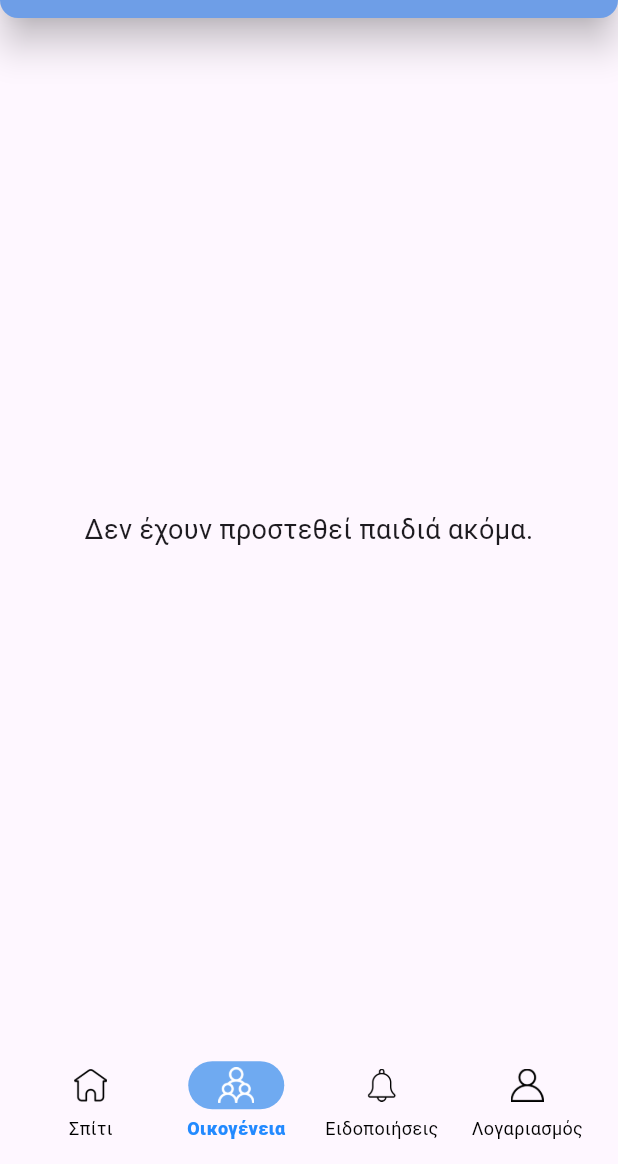
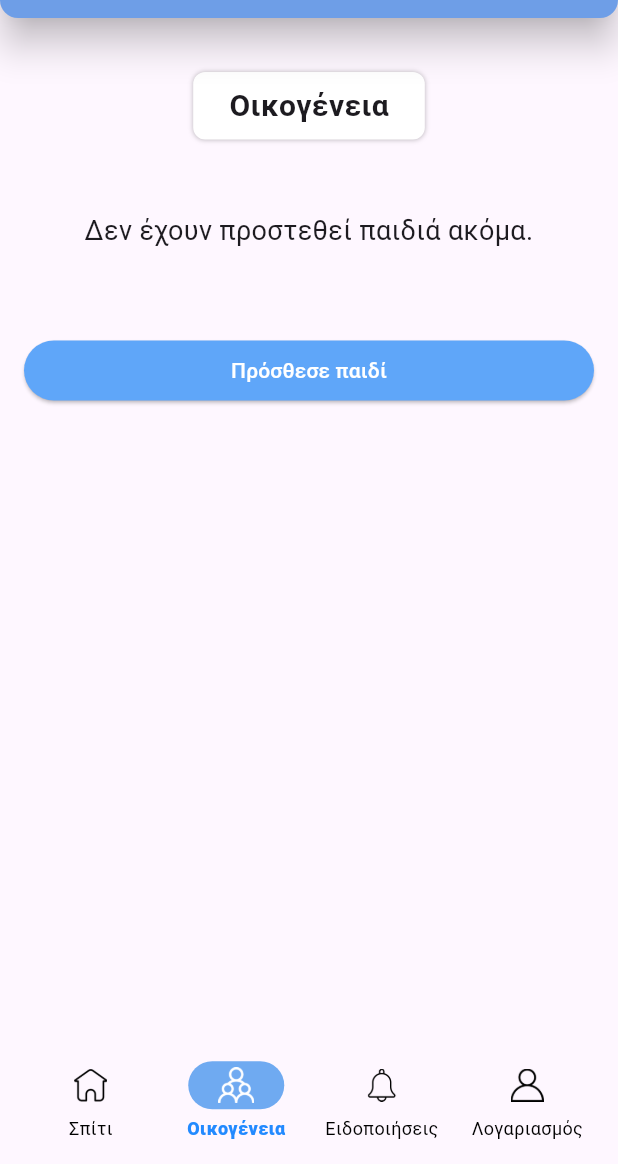
Before and after one commit to giwrgosisf/CyShield, a Flutter app: the screen it shows once a user with an empty profile is signed in, item 2 of the bottom bar chosen, on a phone screen of 412 x 824 dp, the part 72-1236 px from its top. Run offline on Flutter 3.47's test engine with Material 3 defaults, Android fonts, the light colour scheme and no system bars; our stand-ins replace bloc, cloud_firestore, equatable, firebase_auth, firebase_core, firebase_messaging and 3 more; accounts and stored records are empty; generated files the repository leaves out were written again; network calls fail.

Commit message:
minor updates

```diff
--- a/guardians_app/lib/bloc/profile/profile_cubit.dart
+++ b/guardians_app/lib/bloc/profile/profile_cubit.dart
@@ -1,6 +1,5 @@
 import 'dart:async';
 import 'package:firebase_auth/firebase_auth.dart';
-import 'package:flutter/cupertino.dart';
 import 'package:flutter_bloc/flutter_bloc.dart';
 import '../../data/models/user_profile.dart';
 import '../../data/repositories/user_repository.dart';
--- a/guardians_app/lib/core/services/notification_service.dart
+++ b/guardians_app/lib/core/services/notification_service.dart
@@ -1,8 +1,6 @@
 import 'package:flutter/material.dart';
 import 'package:firebase_messaging/firebase_messaging.dart';
-import 'package:flutter_bloc/flutter_bloc.dart';
 
-import '../../bloc/home/home_cubit.dart';
 
 class NotificationService {
   static Future<void> initialize({
@@ -70,9 +68,8 @@ class NotificationService {
 
   static void _goToNotifications(GlobalKey<NavigatorState> navigatorKey) {
     final nav = navigatorKey.currentState!;
-    final ctx = navigatorKey.currentContext!;
+    //final ctx = navigatorKey.currentContext!;
     nav.popUntil((route) => route.isFirst);
-    // navigatorKey.currentState?.pushNamed('/notifications');
-    ctx.read<HomeCubit>().selectTab(2);
+    nav.pushNamed('/notifications');
   }
 }
--- a/guardians_app/lib/data/repositories/notifications_repository.dart
+++ b/guardians_app/lib/data/repositories/notifications_repository.dart
@@ -68,6 +68,7 @@ class NotificationRepository {
     for (var doc in snapshot.docs) {
       batch.update(doc.reference, {'seen': true});
     }
+    await batch.commit();
   }
 
   Future<void> markSeen(String notificationId) {
--- a/guardians_app/lib/main.dart
+++ b/guardians_app/lib/main.dart
@@ -91,6 +91,7 @@
         ),
       ],
       child: MaterialApp(
+        debugShowCheckedModeBanner: false,
         title: 'CyShieldGuardians',
         theme: ThemeData(primarySwatch: Colors.blue,useMaterial3: true),
         home: const AuthNavigator(),
--- a/guardians_app/lib/presentation/screens/family_screen.dart
+++ b/guardians_app/lib/presentation/screens/family_screen.dart
@@ -33,18 +33,18 @@ class FamilyScreen extends StatelessWidget {
             }
 
             final kids = state.kids;
-            if (kids.isEmpty) {
-              return Center(
-                child: Padding(
-                  padding: const EdgeInsets.symmetric(horizontal: 24),
-                  child: Text(
-                    'Δεν έχουν προστεθεί παιδιά ακόμα.',
-                    style: TextStyle(fontSize: 18),
-                    textAlign: TextAlign.center,
-                  ),
-                ),
-              );
-            }
+            // if (kids.isEmpty) {
+            //   return Center(
+            //     child: Padding(
+            //       padding: const EdgeInsets.symmetric(horizontal: 24),
+            //       child: Text(
+            //         'Δεν έχουν προστεθεί παιδιά ακόμα.',
+            //         style: TextStyle(fontSize: 18),
+            //         textAlign: TextAlign.center,
+            //       ),
+            //     ),
+            //   );
+            // }
             return SingleChildScrollView(
               padding: const EdgeInsets.fromLTRB(16, 36, 16, 12),
               child: Column(
@@ -73,6 +73,21 @@ class FamilyScreen extends StatelessWidget {
                     ),
                   ),
                   const SizedBox(height: 24),
+                  if (kids.isEmpty) ...[
+                    Center(
+                      child: Padding(
+                        padding: const EdgeInsets.symmetric(
+                          horizontal: 24,
+                          vertical: 24,
+                        ),
+                        child: Text(
+                          'Δεν έχουν προστεθεί παιδιά ακόμα.',
+                          style: const TextStyle(fontSize: 18),
+                          textAlign: TextAlign.center,
+                        ),
+                      ),
+                    ),
+                  ] else ...[
                     GridView.builder(
                       shrinkWrap: true,
                       physics: const NeverScrollableScrollPhysics(),
@@ -89,10 +104,12 @@ class FamilyScreen extends StatelessWidget {
                           kid: kid,
                           primaryColor: AppTheme.primary,
                           onRemove:
-                            () => context.read<FamilyCubit>().removeKid(kid.id),
+                              () =>
+                                  context.read<FamilyCubit>().removeKid(kid.id),
                         );
                       },
                     ),
+                  ],
 
                   const SizedBox(height: 32),
                   SizedBox(
@@ -103,7 +120,10 @@ class FamilyScreen extends StatelessWidget {
                       style: ElevatedButton.styleFrom(
                         backgroundColor: AppTheme.primary,
                       ),
-                      child: const Text('Πρόσθεσε παιδί'),
+                      child: const Text(
+                        'Πρόσθεσε παιδί',
+                        style: TextStyle(color: Colors.white),
+                      ),
                     ),
                   ),
                 ],
```
Also changed, not shown: 1 other file. Lines whose indentation alone changed are shown as unchanged.
